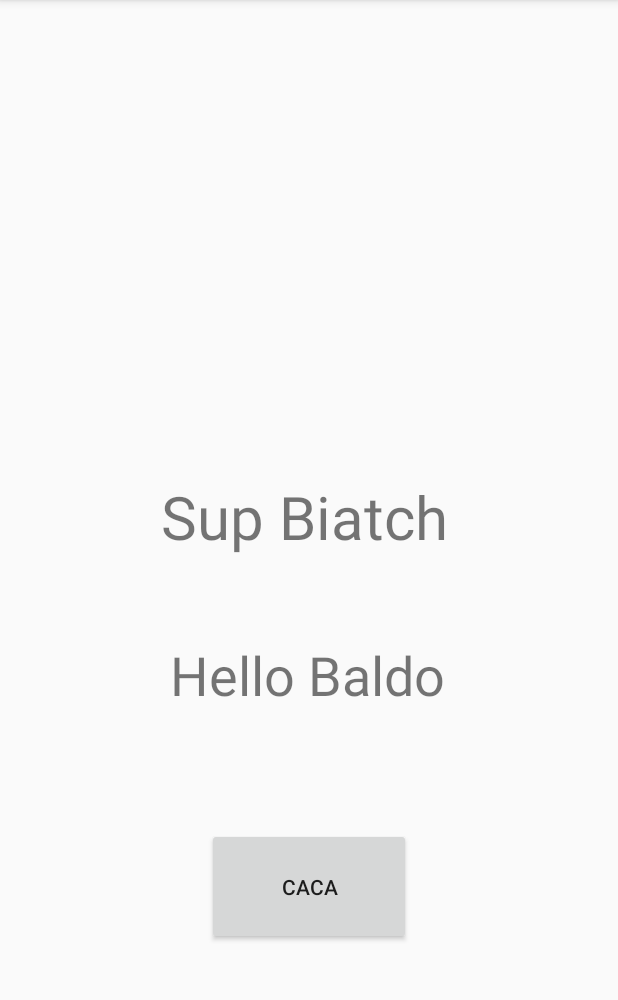
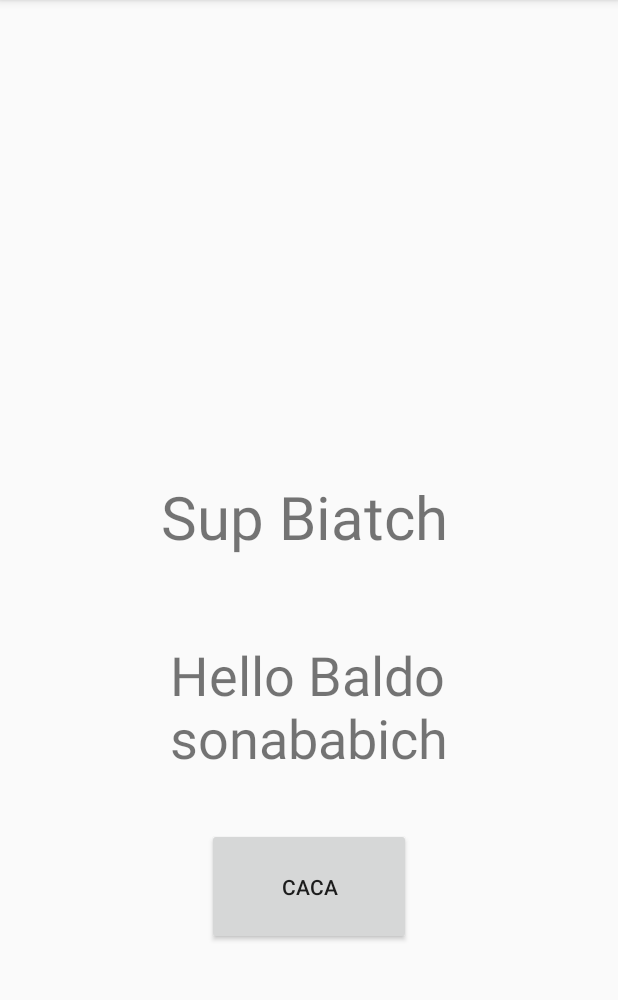
Before and after one commit to danielgmont/InfoITM, an Android app: the screen it shows after launch (MainActivity), on a phone screen of 412 x 824 dp, the part 84-1084 px from its top. Run offline under Robolectric (Android 15) with nearby library versions, the phone set to English and light mode, and no system bars.

Commit message:
Update activity_main.xml

```diff
--- a/app/src/main/res/layout/activity_main.xml
+++ b/app/src/main/res/layout/activity_main.xml
@@ -9,7 +9,7 @@
     <TextView
         android:layout_width="185dp"
         android:layout_height="97dp"
-        android:text="Hello Baldo"
+        android:text="Hello Baldo sonababich"
         android:textSize="36dp"
         app:layout_constraintBottom_toBottomOf="parent"
         app:layout_constraintHorizontal_bias="0.501"
```
